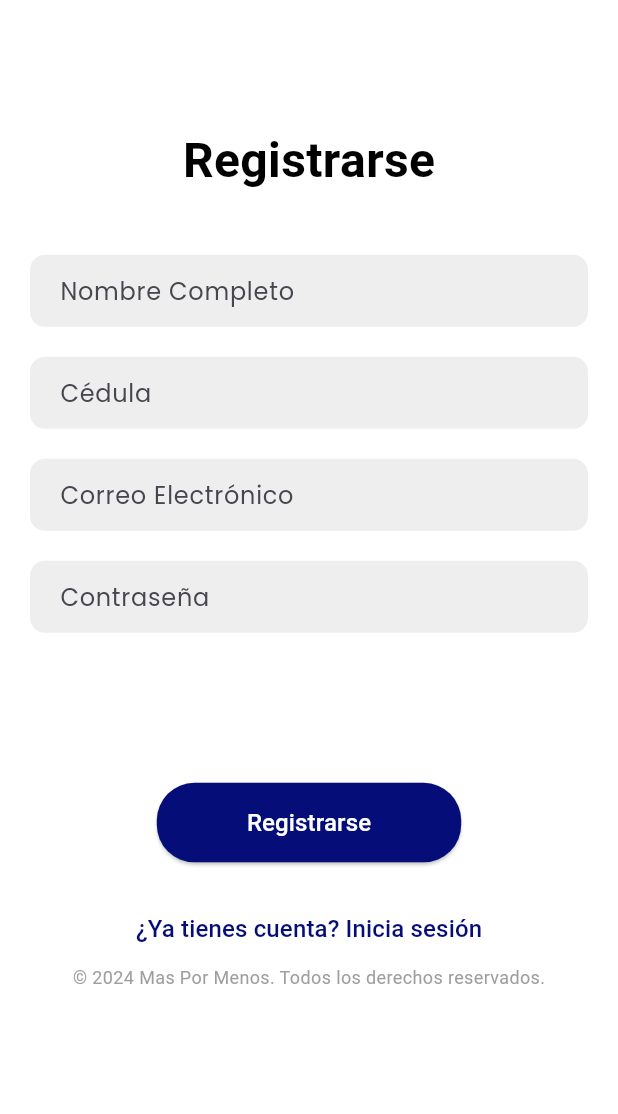
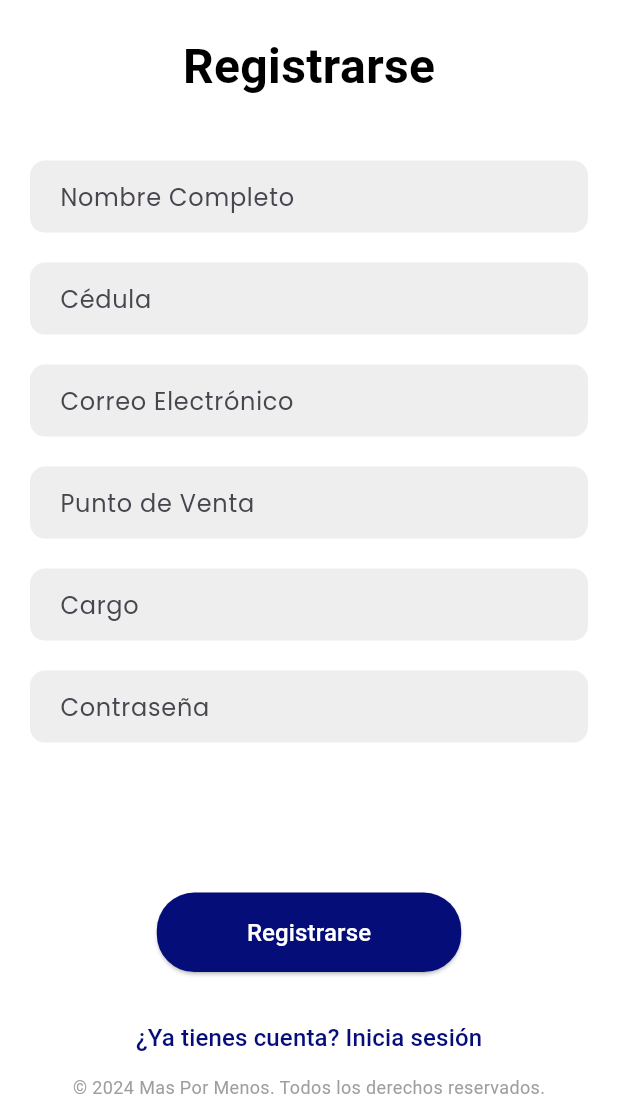
Before and after one commit to leoespi/talento_mxm_flutter, a Flutter app: the RegisterPage screen opened directly, after a tap on "Registrarse", on a phone screen of 412 x 824 dp, the part 122-1236 px from its top. Run offline on Flutter 3.47's test engine with Material 3 defaults, Android fonts, the phone set to English and light mode, and no system bars; our stand-ins replace cached_network_image, file_picker, get, get_storage, google_fonts, image_picker and 1 more; accounts and stored records are empty; network calls fail.

Commit message:
cargo, punto de venta (Añadidos)

```diff
--- a/lib/controllers/authentication.dart
+++ b/lib/controllers/authentication.dart
@@ -23,6 +23,8 @@ class AuthenticationController extends GetxController {
     required String name,
     required int cedula,
     required String email,
+    required String p_venta,
+    required String cargo,
     required String password,
   }) async {
     try {
@@ -31,6 +33,8 @@ class AuthenticationController extends GetxController {
         'name': name,
         'cedula': cedula.toString(),
         'email': email,
+        'p_venta': p_venta,
+        'cargo': cargo,
         'password': password,
       };
 
--- a/lib/services/user_service.dart
+++ b/lib/services/user_service.dart
@@ -27,6 +27,8 @@ class UserService {
           name: data["name"],
           cedula: data["cedula"].toString(),
           email: data["email"],
+          p_venta: data["p_venta"],
+          cargo: data["cargo"]
         );
       } else {
         // La solicitud falló, maneja el error de otra manera
--- a/lib/views/perfil.dart
+++ b/lib/views/perfil.dart
@@ -7,11 +7,15 @@ class UserData {
   final String name;
   final String cedula;
   final String email;
+  final String p_venta;
+  final String cargo;
 
   UserData({
     required this.name,
     required this.cedula,
     required this.email,
+    required this.p_venta,
+    required this.cargo,
   });
 }
 
@@ -107,6 +111,17 @@ class _ProfileScreenState extends State<ProfileScreen> {
                     title: Text('Correo Electrónico'),
                     subtitle: Text(usuario.email),
                   ),
+                  ListTile(
+                    leading: Icon(Icons.store_outlined, color: const Color.fromARGB(255, 5, 13, 121)),
+                    title: Text('Punto de Venta'),
+                    subtitle: Text(usuario.p_venta),
+                  ),
+
+                   ListTile(
+                    leading: Icon(Icons.emoji_people, color: const Color.fromARGB(255, 5, 13, 121)),
+                    title: Text('Cargo'),
+                    subtitle: Text(usuario.cargo),
+                  ),
                 ],
               ),
             );
--- a/lib/views/register_page.dart
+++ b/lib/views/register_page.dart
@@ -18,6 +18,9 @@ class _RegisterPageState extends State<RegisterPage> {
   final TextEditingController _passwordController = TextEditingController();
   final TextEditingController _nameController = TextEditingController();
   final TextEditingController _cedulaController = TextEditingController();
+  final TextEditingController _p_ventaController = TextEditingController();
+  final TextEditingController _cargoController = TextEditingController();
+
 
   // Controlador de autenticación
   final AuthenticationController _authenticationController = Get.put(AuthenticationController());
@@ -28,7 +31,10 @@ class _RegisterPageState extends State<RegisterPage> {
     if (_nameController.text.trim().isEmpty ||
         _cedulaController.text.trim().isEmpty ||
         _emailController.text.trim().isEmpty ||
-        _passwordController.text.trim().isEmpty) {
+        _passwordController.text.trim().isEmpty||
+        _p_ventaController.text.trim().isEmpty||
+        _cargoController.text.trim().isEmpty
+        ) {
       Get.snackbar(
         'Campos Requeridos',
         'Por favor, completa todos los campos.',
@@ -44,6 +50,8 @@ class _RegisterPageState extends State<RegisterPage> {
       name: _nameController.text.trim(),
       cedula: int.parse(_cedulaController.text.trim()),
       email: _emailController.text.trim(),
+      p_venta: _p_ventaController.text.trim(),
+      cargo:_cargoController.text.trim(),
       password: _passwordController.text.trim(),
     );
   }
@@ -91,6 +99,21 @@ class _RegisterPageState extends State<RegisterPage> {
                 obscureText: false,
                 controller: _emailController,
               ),
+
+              SizedBox(height: 20),
+              InputWidget(
+                hintText: 'Punto de Venta',
+                obscureText: false,
+                controller: _p_ventaController,
+              ),
+
+              SizedBox(height: 20),
+              InputWidget(
+                hintText: 'Cargo',
+                obscureText: false,
+                controller: _cargoController,
+              ),
+
               SizedBox(height: 20),
               InputWidget(
                 hintText: 'Contraseña',
```
